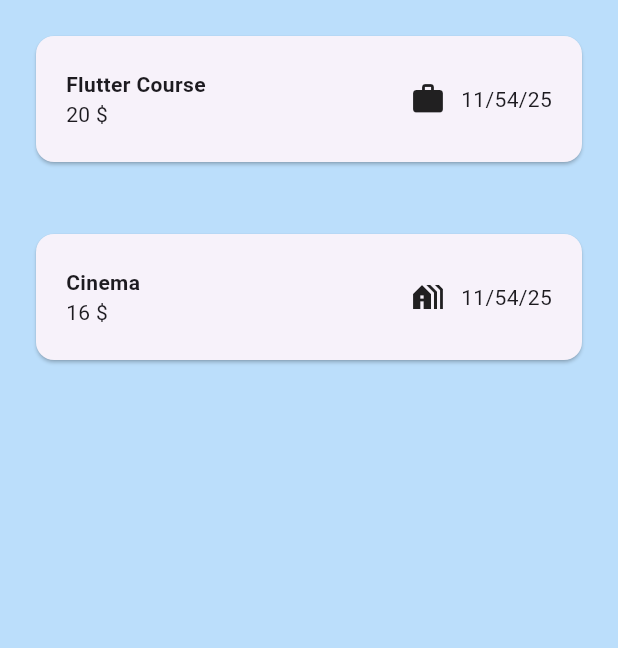
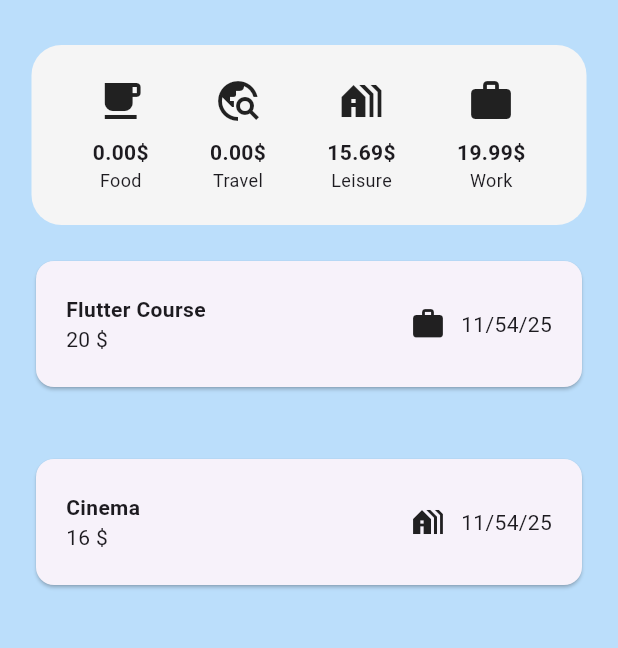
Before and after one commit to UmLyrithyreach/Expenses_App_Development, a Flutter app: the screen it shows after launch, on a phone screen of 412 x 824 dp, the part 84-732 px from its top. Run offline on Flutter 3.47's test engine with Material 3 defaults, Android fonts, the phone set to English and light mode, and no system bars; our stand-ins replace device_preview; missing offline and left inert: datepicker_dropdown.

Commit message:
Finishing Some Stuff

```diff
--- a/lib/ui/app.dart
+++ b/lib/ui/app.dart
@@ -25,7 +25,7 @@ class _AppState extends State<App> {
       isScrollControlled: false,
       context: context,
       builder: (c) => ExpenseForm(
-        onCreate: _addExpense,  // ← send callback
+        onCreate: _addExpense,
       ),
     );
   }
@@ -44,7 +44,13 @@ class _AppState extends State<App> {
         backgroundColor: Colors.blue[700],
         title: const Text('Ronan-The-Best Expenses App'),
       ),
-      body: ExpensesView(expenses: expenses),
+      body: Column(
+        children: [
+          Expanded(
+            child: ExpensesView(expenses: expenses),
+          ),
+        ],
+      ),
     );
   }
 }
--- /dev/null
+++ b/lib/ui/expenses/category_cart.dart
@@ -0,0 +1,27 @@
+import 'package:flutter/material.dart';
+
+class CategoryCart extends StatelessWidget {
+  final IconData icon;
+  final String label;
+  final double amount;
+
+  const CategoryCart({
+    super.key,
+    required this.icon,
+    required this.label,
+    required this.amount,
+  });
+
+  @override
+  Widget build(BuildContext context) {
+    return Column(
+      mainAxisAlignment: MainAxisAlignment.center,
+      children: [
+        Icon(icon, size: 32),
+        SizedBox(height: 8),
+        Text("${amount.toStringAsFixed(2)}\$", style: TextStyle(fontWeight: FontWeight.bold)),
+        Text(label, style: TextStyle(fontSize: 12)),
+      ],
+    );
+  }
+}
--- /dev/null
+++ b/lib/ui/expenses/expense_statistic.dart
@@ -0,0 +1,50 @@
+import 'package:expenses_application/models/expense.dart';
+import 'package:expenses_application/ui/expenses/category_cart.dart';
+import 'package:flutter/material.dart';
+
+class ExpenseStatistic extends StatelessWidget {
+  final List<Expense> expenses;
+
+  const ExpenseStatistic({super.key, required this.expenses});
+
+  double getTotalByCategory(Category category) {
+    return expenses
+        .where((expense) => expense.category == category)
+        .fold<double>(0.0, (sum, expense) => sum + expense.amount);
+  }
+
+  @override
+  Widget build(BuildContext context) {
+    return Container(
+      width: 370,
+      height: 120,
+      decoration: BoxDecoration(color: Colors.grey[100], borderRadius: BorderRadius.circular(20)),
+      margin: EdgeInsets.only(top: 30),
+      child: Row(
+        mainAxisAlignment: MainAxisAlignment.spaceEvenly,
+        children: [
+          CategoryCart(
+            icon: Icons.free_breakfast,
+            label: "Food",
+            amount: getTotalByCategory(Category.food),
+          ),
+          CategoryCart(
+            icon: Icons.travel_explore,
+            label: "Travel",
+            amount: getTotalByCategory(Category.travel),
+          ),
+          CategoryCart(
+            icon: Icons.holiday_village,
+            label: "Leisure",
+            amount: getTotalByCategory(Category.leisure),
+          ),
+          CategoryCart(
+            icon: Icons.work,
+            label: "Work",
+            amount: getTotalByCategory(Category.work),
+          ),
+        ],
+      ),
+    );
+  }
+}
--- a/lib/ui/expenses/expenses.dart
+++ b/lib/ui/expenses/expenses.dart
@@ -1,3 +1,4 @@
+import 'package:expenses_application/ui/expenses/expense_statistic.dart';
 import 'package:flutter/material.dart';
 import '../../models/expense.dart';
 
@@ -13,7 +14,7 @@ class ExpensesView extends StatefulWidget {
 }
 
 class _ExpensesViewState extends State<ExpensesView> {
-  final List<Expense> _expenses = [
+  final List<Expense> _expense = [
     Expense(
       title: 'Flutter Course',
       amount: 19.99,
@@ -30,9 +31,19 @@ class _ExpensesViewState extends State<ExpensesView> {
 
   @override
   Widget build(BuildContext context) {
-    return ListView.builder(
-      itemCount: _expenses.length,
-      itemBuilder: (context, index) => ExpenseItem(expense: _expenses[index]),
+    final allExpenses = [..._expense, ...widget.expenses];
+
+    return Column(
+      children: [
+        ExpenseStatistic(expenses: allExpenses),
+        Expanded(
+          child: ListView.builder(
+            itemCount: allExpenses.length,
+            itemBuilder: (context, index) =>
+                ExpenseItem(expense: allExpenses[index]),
+          ),
+        ),
+      ],
     );
   }
 }
@@ -79,10 +90,15 @@ class ExpenseItem extends StatelessWidget {
                 ],
               ),
               Spacer(),
-              Row(children: [Padding(
-                padding: const EdgeInsets.all(10.0),
-                child: Icon(expenseIcon),
-              ), Text(expenseDate)]),
+              Row(
+                children: [
+                  Padding(
+                    padding: const EdgeInsets.all(10.0),
+                    child: Icon(expenseIcon),
+                  ),
+                  Text(expenseDate),
+                ],
+              ),
             ],
           ),
         ),
--- a/pubspec.yaml
+++ b/pubspec.yaml
@@ -7,6 +7,7 @@ environment:
   sdk: ^3.10.0
 
 dependencies:
+  datepicker_dropdown: ^1.0.1
   device_preview: 1.3.1
   uuid: ^4.5.2
   flutter:
```
Also changed, not shown: lib/ui/expenses/expense_form.dart (+84 -22 lines), pubspec.lock.
